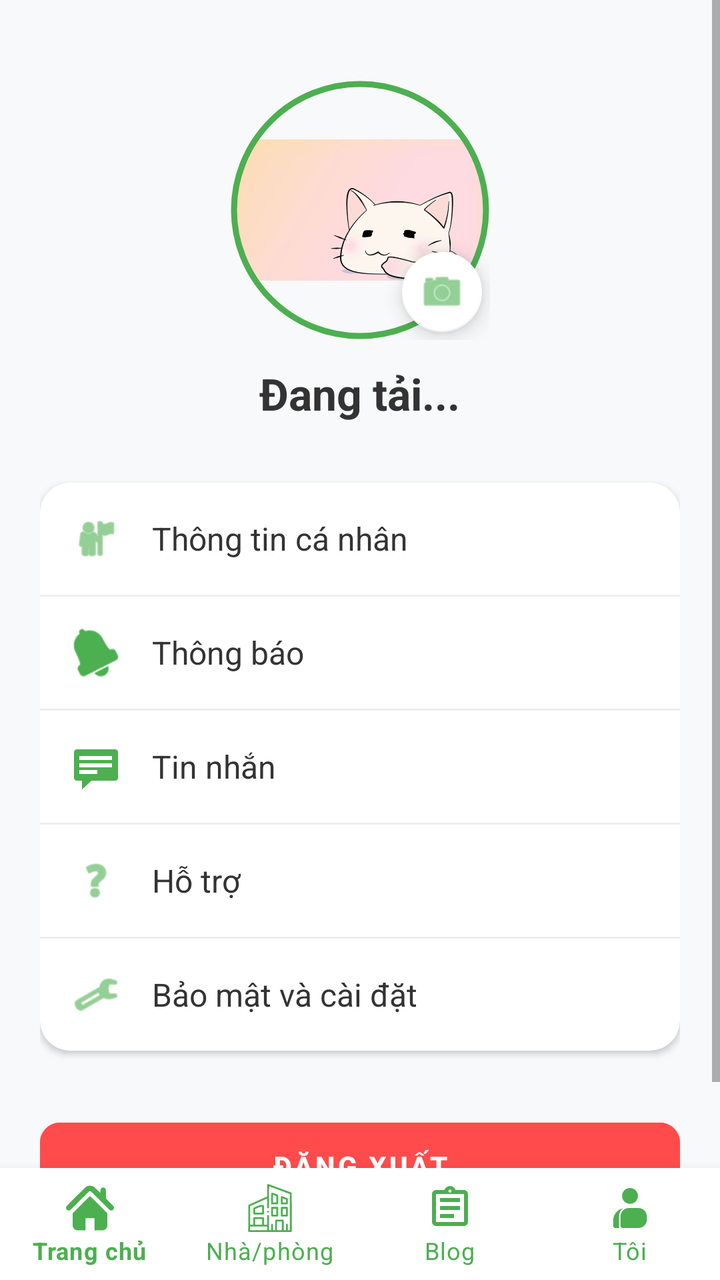
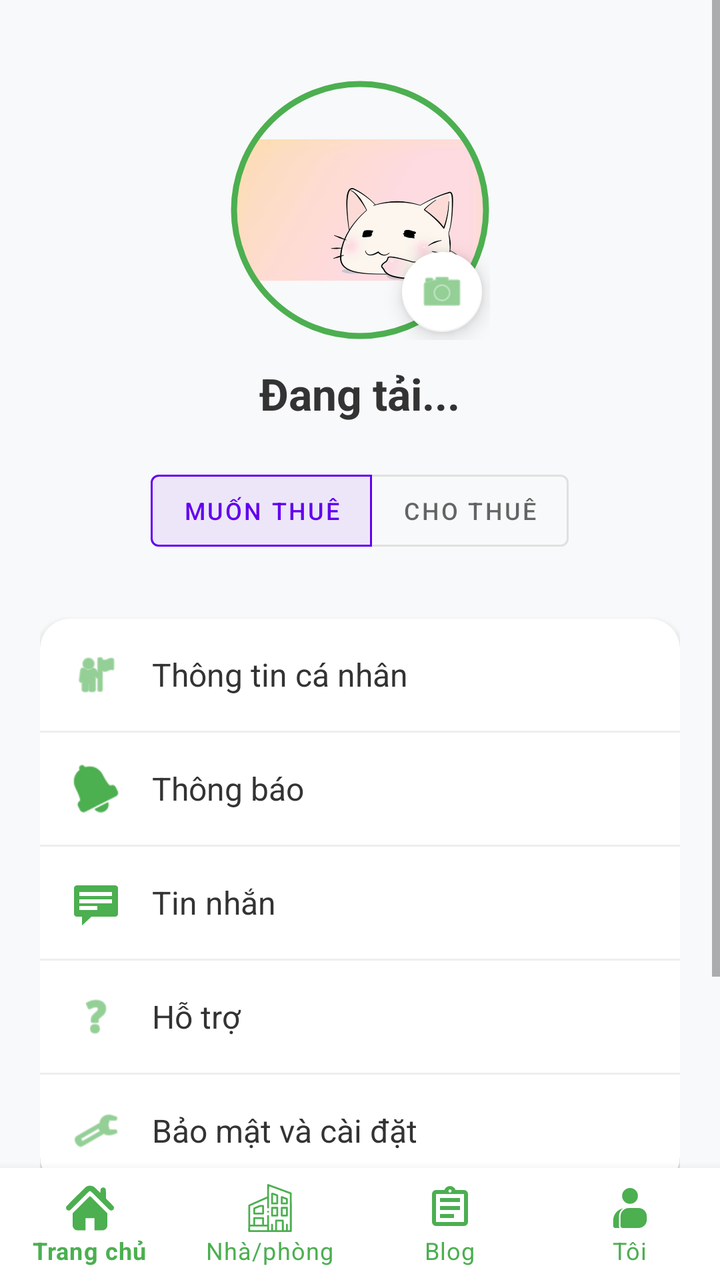

The first picture is an Android layout as it rendered before a commit; the second is the same layout after the commit. The layout source and the unified diff follow.
<!-- AndroidManifest.xml: application theme Theme.DACS3 -->
<!-- res/layout/activity_profile.xml -->
<?xml version="1.0" encoding="utf-8"?>
<RelativeLayout xmlns:android="http://schemas.android.com/apk/res/android"
    xmlns:app="http://schemas.android.com/apk/res-auto"
    android:layout_width="match_parent"
    android:layout_height="match_parent"
    android:background="#F8F9FA">

    <ScrollView
        android:layout_width="match_parent"
        android:layout_height="match_parent"
        android:layout_above="@id/bottomNavProfile"
        android:fillViewport="true">

        <LinearLayout
            android:layout_width="match_parent"
            android:layout_height="wrap_content"
            android:orientation="vertical"
            android:padding="20dp">

            <FrameLayout
                android:layout_width="130dp"
                android:layout_height="130dp"
                android:layout_gravity="center"
                android:layout_marginTop="20dp">

                <com.google.android.material.imageview.ShapeableImageView
                    android:id="@+id/ivAvatar"
                    android:layout_width="match_parent"
                    android:layout_height="match_parent"
                    android:padding="2dp"
                    android:src="@drawable/background"
                    app:shapeAppearanceOverlay="@style/ShapeAppearance.Material3.Corner.Full"
                    app:strokeColor="@color/itro_green"
                    app:strokeWidth="3dp" />

                <com.google.android.material.floatingactionbutton.FloatingActionButton
                    android:id="@+id/btnEditAvatar"
                    android:layout_width="wrap_content"
                    android:layout_height="wrap_content"
                    android:layout_gravity="bottom|end"
                    app:fabCustomSize="40dp"
                    app:backgroundTint="@color/white"
                    android:src="@android:drawable/ic_menu_camera"
                    app:tint="@color/itro_green" />
            </FrameLayout>

            <TextView
                android:id="@+id/tvProfileName"
                android:layout_width="wrap_content"
                android:layout_height="wrap_content"
                android:layout_gravity="center"
                android:layout_marginTop="12dp"
                android:text="Đang tải..."
                android:textColor="#333333"
                android:textSize="22sp"
                android:textStyle="bold" />

            <androidx.cardview.widget.CardView
                android:layout_width="match_parent"
                android:layout_height="wrap_content"
                android:layout_marginTop="30dp"
                app:cardCornerRadius="15dp"
                app:cardElevation="2dp">

                <LinearLayout
                    android:layout_width="match_parent"
                    android:layout_height="wrap_content"
                    android:orientation="vertical">

                    <LinearLayout android:id="@+id/btnPersonalInfo" android:layout_width="match_parent" android:layout_height="wrap_content" android:background="?attr/selectableItemBackground" android:gravity="center_vertical" android:padding="16dp">
                        <ImageView android:layout_width="24dp" android:layout_height="24dp" android:src="@android:drawable/ic_menu_myplaces" app:tint="@color/itro_green" />
                        <TextView android:layout_width="0dp" android:layout_height="wrap_content" android:layout_marginStart="16dp" android:layout_weight="1" android:text="Thông tin cá nhân" android:textColor="#333333" android:textSize="16sp" />
                    </LinearLayout>
                    <View android:layout_width="match_parent" android:layout_height="1dp" android:background="#EEEEEE" />

                    <LinearLayout android:id="@+id/btnNotifications" android:layout_width="match_parent" android:layout_height="wrap_content" android:background="?attr/selectableItemBackground" android:gravity="center_vertical" android:padding="16dp">
                        <ImageView android:layout_width="24dp" android:layout_height="24dp" android:src="@android:drawable/ic_popup_reminder" app:tint="@color/itro_green" />
                        <TextView android:layout_width="0dp" android:layout_height="wrap_content" android:layout_marginStart="16dp" android:layout_weight="1" android:text="Thông báo" android:textColor="#333333" android:textSize="16sp" />
                    </LinearLayout>
                    <View android:layout_width="match_parent" android:layout_height="1dp" android:background="#EEEEEE" />

                    <LinearLayout android:id="@+id/btnMessages" android:layout_width="match_parent" android:layout_height="wrap_content" android:background="?attr/selectableItemBackground" android:gravity="center_vertical" android:padding="16dp">
                        <ImageView android:layout_width="24dp" android:layout_height="24dp" android:src="@android:drawable/stat_notify_chat" app:tint="@color/itro_green" />
                        <TextView android:layout_width="0dp" android:layout_height="wrap_content" android:layout_marginStart="16dp" android:layout_weight="1" android:text="Tin nhắn" android:textColor="#333333" android:textSize="16sp" />
                    </LinearLayout>
                    <View android:layout_width="match_parent" android:layout_height="1dp" android:background="#EEEEEE" />

                    <LinearLayout android:id="@+id/btnSupport" android:layout_width="match_parent" android:layout_height="wrap_content" android:background="?attr/selectableItemBackground" android:gravity="center_vertical" android:padding="16dp">
                        <ImageView android:layout_width="24dp" android:layout_height="24dp" android:src="@android:drawable/ic_menu_help" app:tint="@color/itro_green" />
                        <TextView android:layout_width="0dp" android:layout_height="wrap_content" android:layout_marginStart="16dp" android:layout_weight="1" android:text="Hỗ trợ" android:textColor="#333333" android:textSize="16sp" />
                    </LinearLayout>
                    <View android:layout_width="match_parent" android:layout_height="1dp" android:background="#EEEEEE" />

                    <LinearLayout android:id="@+id/btnSettings" android:layout_width="match_parent" android:layout_height="wrap_content" android:background="?attr/selectableItemBackground" android:gravity="center_vertical" android:padding="16dp">
                        <ImageView android:layout_width="24dp" android:layout_height="24dp" android:src="@android:drawable/ic_menu_preferences" app:tint="@color/itro_green" />
                        <TextView android:layout_width="0dp" android:layout_height="wrap_content" android:layout_marginStart="16dp" android:layout_weight="1" android:text="Bảo mật và cài đặt" android:textColor="#333333" android:textSize="16sp" />
                    </LinearLayout>
                </LinearLayout>
            </androidx.cardview.widget.CardView>

            <Button
                android:id="@+id/btnLogout"
                android:layout_width="match_parent"
                android:layout_height="55dp"
                android:layout_marginTop="30dp"
                android:backgroundTint="#FF4B4B"
                android:text="Đăng xuất"
                android:textColor="@color/white"
                android:textStyle="bold"
                app:cornerRadius="10dp" />

        </LinearLayout>
    </ScrollView>

    <com.google.android.material.bottomnavigation.BottomNavigationView
        android:id="@+id/bottomNavProfile"
        android:layout_width="match_parent"
        android:layout_height="wrap_content"
        android:layout_alignParentBottom="true"
        android:background="#FFFFFF"
        app:elevation="8dp"
        app:itemIconTint="@color/itro_green"
        app:itemTextColor="@color/itro_green"
        app:labelVisibilityMode="labeled"
        app:menu="@menu/bottom_nav_menu" />

</RelativeLayout>
<!-- resources referenced by this layout -->
<resources>
  <color name="itro_green">#4CAF50</color>
  <color name="white">#FFFFFFFF</color>
  <!-- drawable background: jpg bitmap (drawable, 26018 bytes) -->
  <style name="Theme.DACS3" parent="Theme.MaterialComponents.DayNight.NoActionBar">
          ...
      </style>
</resources>

<!-- the commit's change to res/layout/activity_profile.xml (unified diff, before → after) -->
@@ -54,6 +54,48 @@
                 android:textColor="#333333"
                 android:textSize="22sp"
                 android:textStyle="bold" />
+            <com.google.android.material.button.MaterialButtonToggleGroup
+                android:id="@+id/toggleRoleGroup"
+                android:layout_width="wrap_content"
+                android:layout_height="wrap_content"
+                android:layout_gravity="center"
+                android:layout_marginTop="20dp"
+                app:singleSelection="true"
+                app:selectionRequired="true"
+                app:checkedButton="@+id/btnSeekerMode">
+
+                <Button
+                    android:id="@+id/btnSeekerMode"
+                    style="?attr/materialButtonOutlinedStyle"
+                    android:layout_width="wrap_content"
+                    android:layout_height="wrap_content"
+                    android:text="Muốn thuê"
+                    android:textSize="12sp" />
+
+                <Button
+                    android:id="@+id/btnHostMode"
+                    style="?attr/materialButtonOutlinedStyle"
+                    android:layout_width="wrap_content"
+                    android:layout_height="wrap_content"
+                    android:text="Cho thuê"
+                    android:textSize="12sp" />
+            </com.google.android.material.button.MaterialButtonToggleGroup>
+
+            <LinearLayout
+                android:id="@+id/layoutSeekerMenu"
+                android:layout_width="match_parent"
+                android:layout_height="wrap_content"
+                android:orientation="vertical"
+                android:visibility="visible">
+            </LinearLayout>
+
+            <LinearLayout
+                android:id="@+id/layoutHostMenu"
+                android:layout_width="match_parent"
+                android:layout_height="wrap_content"
+                android:orientation="vertical"
+                android:visibility="gone">
+            </LinearLayout>
 
             <androidx.cardview.widget.CardView
                 android:layout_width="match_parent"
